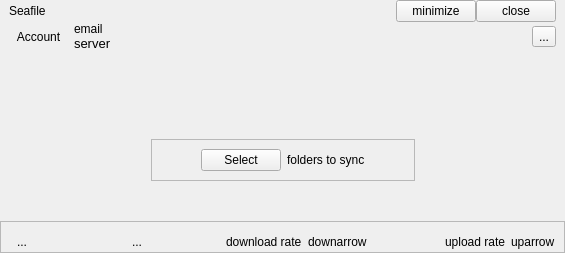
Old version of the form ui/cloud-view.ui in the repository haiwen/seafile-client.
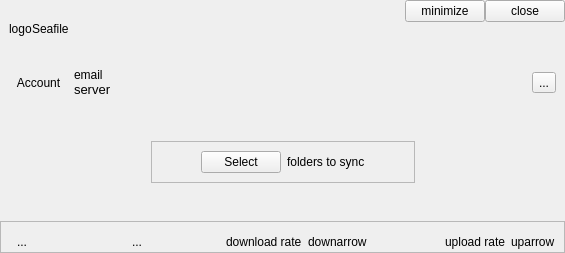
New version of the form.

Commit message: improve minimize/close button style

```diff
--- a/ui/cloud-view.ui
+++ b/ui/cloud-view.ui
@@ -32,11 +32,21 @@
       <property name="topMargin">
        <number>0</number>
       </property>
+      <property name="rightMargin">
+       <number>0</number>
+      </property>
       <property name="bottomMargin">
-       <number>0</number>
+       <number>10</number>
       </property>
       <item>
-       <widget class="QLabel" name="label">
+       <widget class="QLabel" name="mLogo">
+        <property name="text">
+         <string>logo</string>
+        </property>
+       </widget>
+      </item>
+      <item>
+       <widget class="QLabel" name="mBrand">
         <property name="text">
          <string>Seafile</string>
         </property>
@@ -56,6 +66,10 @@
        </spacer>
       </item>
       <item>
+       <layout class="QVBoxLayout" name="verticalLayout_5">
+        <item>
+         <layout class="QHBoxLayout" name="horizontalLayout_10">
+          <item>
        <widget class="QPushButton" name="mMinimizeBtn">
         <property name="text">
          <string>minimize</string>
@@ -68,6 +82,23 @@
          <string>close</string>
         </property>
        </widget>
+          </item>
+         </layout>
+        </item>
+        <item>
+         <spacer name="verticalSpacer_4">
+          <property name="orientation">
+           <enum>Qt::Vertical</enum>
+          </property>
+          <property name="sizeHint" stdset="0">
+           <size>
+            <width>20</width>
+            <height>40</height>
+           </size>
+          </property>
+         </spacer>
+        </item>
+       </layout>
       </item>
      </layout>
     </widget>
```
Left out of the diff: 4 changed lines with no effect on the pictures. Lines whose indentation alone changed are shown as unchanged. The commit also changes 4 other files.
